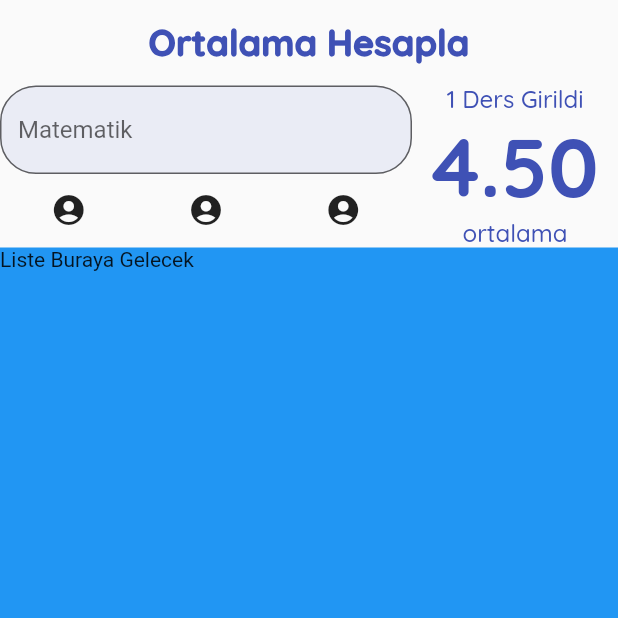
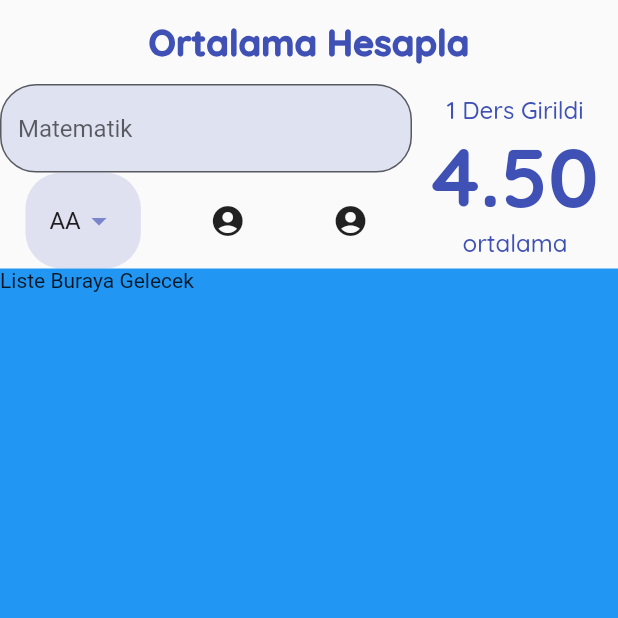
Before and after one commit to tahaturan/flutter_ortalama_hesapla, a Flutter app: the screen it shows after launch, on a phone screen of 412 x 824 dp, the top half of it. Run offline on Flutter 3.47's test engine with Material 2 defaults, Android fonts, the phone set to English and light mode, and no system bars; our stand-ins replace google_fonts.

Commit message:
Not harfleri icin DropDownButton Olusturuldu

```diff
--- a/lib/constants/app_constant.dart
+++ b/lib/constants/app_constant.dart
@@ -21,4 +21,9 @@ class Constants {
     fontWeight: FontWeight.w800,
     color: anaRenk,
   );
+
+  static const EdgeInsets dropDownPadding = EdgeInsets.symmetric(
+    vertical: 8.0,
+    horizontal: 16,
+  );
 }
--- /dev/null
+++ b/lib/helper/data_helper.dart
@@ -0,0 +1,48 @@
+import 'package:flutter/material.dart';
+
+class DataHelper {
+  static List<String> _tumDerslerinHarfleri() {
+    return ['AA', 'BA', 'BB', 'CB', 'CC', 'DC', 'DD', 'FD', 'FF'];
+  }
+
+  static double _harfiNotaCevir(String harf) {
+    switch (harf) {
+      case 'AA':
+        return 4.0;
+      case 'BA':
+        return 3.5;
+      case 'BB':
+        return 3.0;
+      case 'CB':
+        return 2.5;
+      case 'CC':
+        return 2.0;
+      case 'DC':
+        return 1.5;
+      case 'DD':
+        return 1.0;
+      case 'FD':
+        return 0.5;
+      case 'FF':
+        return 0.0;
+
+      default:
+        return 1;
+    }
+  }
+
+  static List<DropdownMenuItem<double>> tumDerslerinHarfleri() {
+    return _tumDerslerinHarfleri()
+        .map(
+          (gelenHarf) => DropdownMenuItem(
+            value: _harfiNotaCevir(gelenHarf),
+            child: Text(gelenHarf),
+          ),
+        )
+        .toList();
+    //*Tek tek butun harflerimizi gez ve hepsi icin bir DropdownMenuItem olustur dedik
+    //*value kismina da yukarida harfinotacevir fonksiyomuzdan gelen degerleri akatardik
+    //*child kisminida kullanicinin gorecegi kisma yani orayada gelen harflerimizi yazdik
+    //*en sonda bunu DropdownButton kimimizin items bolumunde kullandik cunku oda bizden icinde DropdownMenuItem olan bir liste bekliyordu
+  }
+}
--- a/lib/widgets/ortalama_goster.dart
+++ b/lib/widgets/ortalama_goster.dart
@@ -1,5 +1,3 @@
-import 'dart:ffi';
-
 import 'package:flutter/material.dart';
 import 'package:flutter_ortalama_hesapla/constants/app_constant.dart';
 
--- a/lib/widgets/ortalama_hesapla_page.dart
+++ b/lib/widgets/ortalama_hesapla_page.dart
@@ -1,5 +1,6 @@
 import 'package:flutter/material.dart';
 import 'package:flutter_ortalama_hesapla/constants/app_constant.dart';
+import 'package:flutter_ortalama_hesapla/helper/data_helper.dart';
 import 'package:flutter_ortalama_hesapla/widgets/ortalama_goster.dart';
 
 class OrtalamaHesaplaPage extends StatefulWidget {
@@ -11,6 +12,7 @@ class OrtalamaHesaplaPage extends StatefulWidget {
 
 class _OrtalamaHesaplaPageState extends State<OrtalamaHesaplaPage> {
   GlobalKey<FormState> formKey = GlobalKey<FormState>();
+  double harfDropDownsecilenDeger = 4;
   @override
   Widget build(BuildContext context) {
     return Scaffold(
@@ -60,10 +62,7 @@ class _OrtalamaHesaplaPageState extends State<OrtalamaHesaplaPage> {
           Row(
             mainAxisAlignment: MainAxisAlignment.spaceAround,
             children: [
-              IconButton(
-                onPressed: () {},
-                icon: Icon(Icons.account_circle_rounded),
-              ),
+              _buildHarfler(),
               IconButton(
                 onPressed: () {},
                 icon: Icon(Icons.account_circle_rounded),
@@ -87,7 +86,29 @@ class _OrtalamaHesaplaPageState extends State<OrtalamaHesaplaPage> {
           borderRadius: Constants.borderRadius,
         ),
         filled: true,
-        fillColor: Constants.anaRenk.shade100.withOpacity(0.3),
+        fillColor: Constants.anaRenk.shade100.withOpacity(0.5),
+      ),
+    );
+  }
+
+  _buildHarfler() {
+    return Container(
+      padding: Constants.dropDownPadding,
+      decoration: BoxDecoration(
+        color: Constants.anaRenk.shade200.withOpacity(0.3),
+        borderRadius: Constants.borderRadius,
+      ),
+      child: DropdownButton<double>(
+        elevation: 20,
+        iconEnabledColor: Constants.anaRenk.shade300,
+        value: harfDropDownsecilenDeger,
+        onChanged: (deger) {
+          setState(() {
+            harfDropDownsecilenDeger = deger!;
+          });
+        },
+        items: DataHelper.tumDerslerinHarfleri(),
+        underline: Container(),
       ),
     );
   }
```
